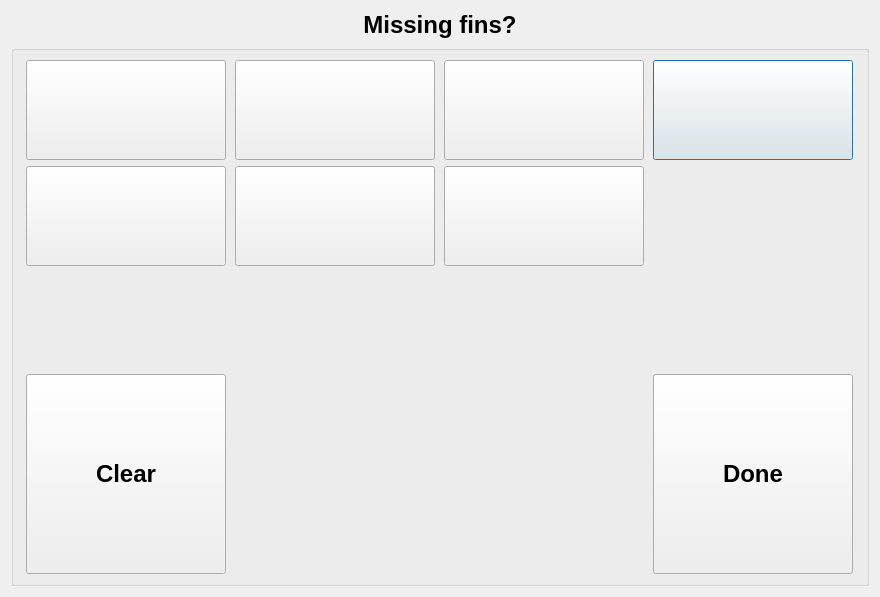
First picture: the form in ui/SalmonCollection.ui, repository aliciabillings-noaa/CLAMS, before the edit.
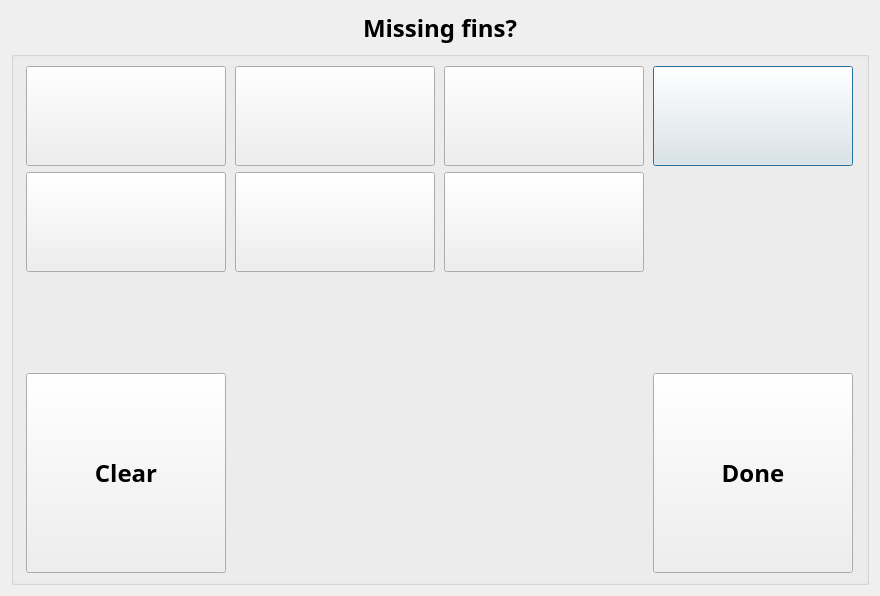
Second picture: the form after the edit.

Commit message: set fonts to Arial Black

What changed in the file:
```diff
--- a/ui/SalmonCollection.ui
+++ b/ui/SalmonCollection.ui
@@ -7,7 +7,7 @@
     <x>0</x>
     <y>0</y>
     <width>880</width>
-    <height>597</height>
+    <height>596</height>
    </rect>
   </property>
   <property name="sizePolicy">
@@ -36,6 +36,7 @@
      </property>
      <property name="font">
       <font>
+       <family>Arial Black</family>
        <pointsize>18</pointsize>
        <weight>75</weight>
        <bold>true</bold>
@@ -71,7 +72,10 @@
         </property>
         <property name="font">
          <font>
+          <family>Arial Black</family>
           <pointsize>14</pointsize>
+          <weight>75</weight>
+          <bold>true</bold>
          </font>
         </property>
         <property name="text">
@@ -98,6 +102,7 @@
         </property>
         <property name="font">
          <font>
+          <family>Arial Black</family>
           <pointsize>18</pointsize>
           <weight>75</weight>
           <bold>true</bold>
@@ -124,7 +129,10 @@
         </property>
         <property name="font">
          <font>
+          <family>Arial Black</family>
           <pointsize>14</pointsize>
+          <weight>75</weight>
+          <bold>true</bold>
          </font>
         </property>
         <property name="text">
@@ -151,7 +159,10 @@
         </property>
         <property name="font">
          <font>
+          <family>Arial Black</family>
           <pointsize>14</pointsize>
+          <weight>75</weight>
+          <bold>true</bold>
          </font>
         </property>
         <property name="text">
@@ -178,7 +189,10 @@
         </property>
         <property name="font">
          <font>
+          <family>Arial Black</family>
           <pointsize>14</pointsize>
+          <weight>75</weight>
+          <bold>true</bold>
          </font>
         </property>
         <property name="text">
@@ -211,6 +225,7 @@
         </property>
         <property name="font">
          <font>
+          <family>Arial Black</family>
           <pointsize>18</pointsize>
           <weight>75</weight>
           <bold>true</bold>
@@ -237,7 +252,10 @@
         </property>
         <property name="font">
          <font>
+          <family>Arial Black</family>
           <pointsize>14</pointsize>
+          <weight>75</weight>
+          <bold>true</bold>
          </font>
         </property>
         <property name="text">
@@ -264,7 +282,10 @@
         </property>
         <property name="font">
          <font>
+          <family>Arial Black</family>
           <pointsize>14</pointsize>
+          <weight>75</weight>
+          <bold>true</bold>
          </font>
         </property>
         <property name="text">
@@ -297,7 +318,10 @@
         </property>
         <property name="font">
          <font>
+          <family>Arial Black</family>
           <pointsize>14</pointsize>
+          <weight>75</weight>
+          <bold>true</bold>
          </font>
         </property>
         <property name="text">
```
The commit also changes 42 other files.
